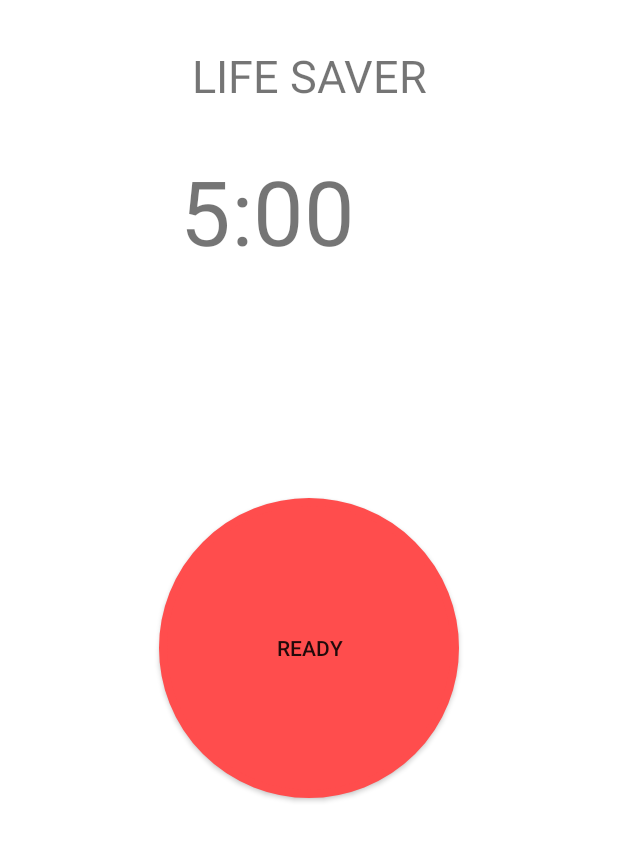
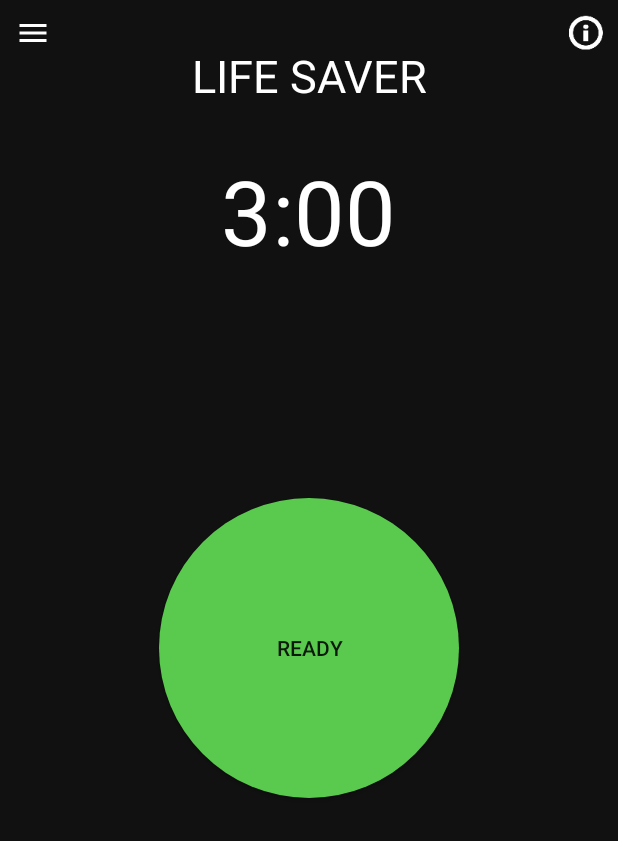
Before and after one commit to idkm23/lifeSaver, an Android app: the screen it shows after launch (MainActivity), on a phone screen of 412 x 824 dp. Shown: the top 841 px of the screen. Run offline under Robolectric (Android 15) with nearby library versions, the phone set to English and light mode, and no system bars.

Commit message:
updated the main fragment, changed the timer to not make a new thread each time it is clicked. Made background different and button changing. Added buttons which still need to be programmed in main fragment

```diff
--- a/app/src/main/res/drawable/circle_button.xml
+++ b/app/src/main/res/drawable/circle_button.xml
@@ -2,8 +2,7 @@
 <selector xmlns:android="http://schemas.android.com/apk/res/android">
     <item>
         <shape android:shape="oval">
-            <stroke android:color="@color/ready_button" android:width="5dp" />
-            <solid android:color="@color/ready_button"/>
+            <solid android:color="@color/ready_button_ready"/>
             <size android:width="250dp" android:height="250dp"/>
         </shape>
     </item>
--- a/app/src/main/res/layout/menu_fragment.xml
+++ b/app/src/main/res/layout/menu_fragment.xml
@@ -2,6 +2,6 @@
 <LinearLayout xmlns:android="http://schemas.android.com/apk/res/android"
     android:orientation="vertical" android:layout_width="match_parent"
     android:layout_height="match_parent"
-    android:background="#111">
+    android:background="#505">
 
 </LinearLayout>
--- a/app/src/main/res/layout/ready_main_fragment.xml
+++ b/app/src/main/res/layout/ready_main_fragment.xml
@@ -14,15 +14,14 @@
         android:orientation="vertical"
         android:id="@+id/main_ready_container">
 
-
         <Button
             android:id ="@+id/ready_button"
             android:layout_width="200dp"
             android:layout_height="200dp"
-            android:text="@string/ready_button"
-            android:background="@drawable/circle_button"
+            android:text="@string/ready_button_ready"
             android:padding="15dp"
             android:layout_marginTop="20dp"
+            android:background="@drawable/circle_button"
             android:layout_gravity="center"
         />
 
@@ -32,6 +31,7 @@
             android:text="@string/ready_gretting_message"
             android:textSize="30sp"
             android:textAlignment="center"
+            android:textColor="#fff"
             android:layout_marginTop="30dp"
             android:layout_gravity="center_horizontal|top" />
 
@@ -40,9 +40,31 @@
             android:textSize="60dp"
             android:layout_width="wrap_content"
             android:layout_height="wrap_content"
-            android:text="5:00"
-            android:layout_marginLeft="120dp"
-            android:layout_marginTop="100dp"/>
+            android:text="3:00"
+            android:textAlignment="center"
+            android:textColor="#fff"
+            android:layout_marginTop="100dp"
+            android:layout_gravity="center_horizontal|top" />
+
+        <ImageButton
+            android:layout_width="wrap_content"
+            android:layout_height="wrap_content"
+            android:layout_marginTop="10dp"
+            android:layout_marginLeft="10dp"
+            android:src="@mipmap/menu_icon"
+            android:id="@+id/imageButton1"
+            android:background="@null"
+            android:layout_gravity="left|top"/>
+
+        <ImageButton
+            android:layout_width="wrap_content"
+            android:layout_height="wrap_content"
+            android:layout_marginTop="10dp"
+            android:layout_marginRight="10dp"
+            android:src="@mipmap/info_icon"
+            android:id="@+id/imageButton2"
+            android:background="@null"
+            android:layout_gravity="right|top"/>
 
     </FrameLayout>
 
--- a/app/src/main/res/values/colors.xml
+++ b/app/src/main/res/values/colors.xml
@@ -5,16 +5,18 @@
     <color name="colorAccent">#FF4081</color>
 
     <!-- READY MAIN FRAGMENT PROPERTIES -->
-    <color name="ready_background">#FFFFFF</color>
-    <color name="ready_button">#FF4D4D</color>
-    <color name="ready_button_pressed">#dc413f</color>
+    <color name="ready_background">#111</color>
+    <color name="ready_button_ready">#5aca4e</color>
+    <color name="ready_button_ready_pressed">#49b345</color>
+    <color name="ready_button_cancel">#ca504e</color>
+    <color name="ready_button_cancel_pressed">#b34745</color>
 
     <!-- NAVIAGATION PROPERTIES -->
     <color name="list_item_title">#fff</color>
-    <color name="list_background">#303030</color>
+    <color name="list_background">#505</color>
     <color name="list_background_pressed">#992416</color>
     <color name="list_divider">#272727</color>
-    <color name="counter_text_bg">#626262</color>
-    <color name="counter_text_color">#c5c4c4</color>
+    <color name="counter_text_bg">#eee</color>
+    <color name="counter_text_color">#eee</color>
 
 </resources>
--- a/app/src/main/res/values/strings.xml
+++ b/app/src/main/res/values/strings.xml
@@ -2,7 +2,8 @@
     <string name="app_name">LifeSaver</string>
 
     <!-- STRINGS FOR READY MAIN -->
-    <string name="ready_button">READY</string>
+    <string name="ready_button_ready">READY</string>
+    <string name="ready_button_cancel">CANCEL</string>
     <string name="ready_gretting_message">LIFE SAVER</string>
 
     <!-- STRINGS FOR NAVIGATION -->
```
Also changed, not shown: app/src/main/java/com/ghris/chun/lifesaver/ReadyMainFragment.java (+44 -27 lines), app/src/main/res/mipmap-xxxhdpi/info_icon.png (added), app/src/main/res/mipmap-xxxhdpi/menu_icon.png (added).
